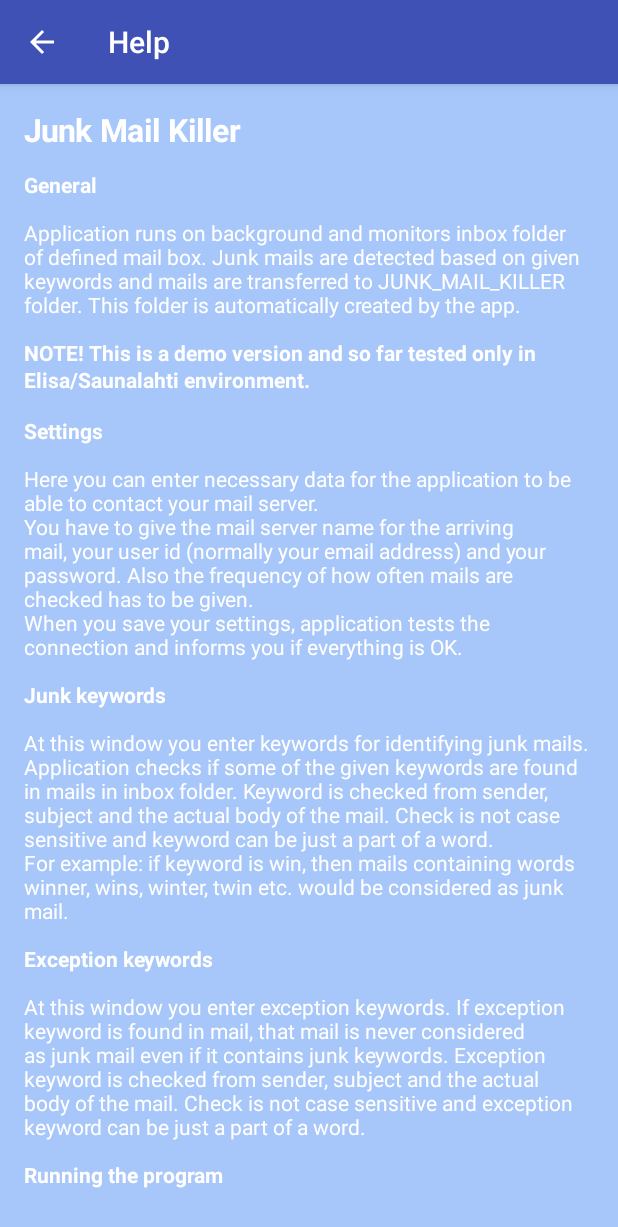
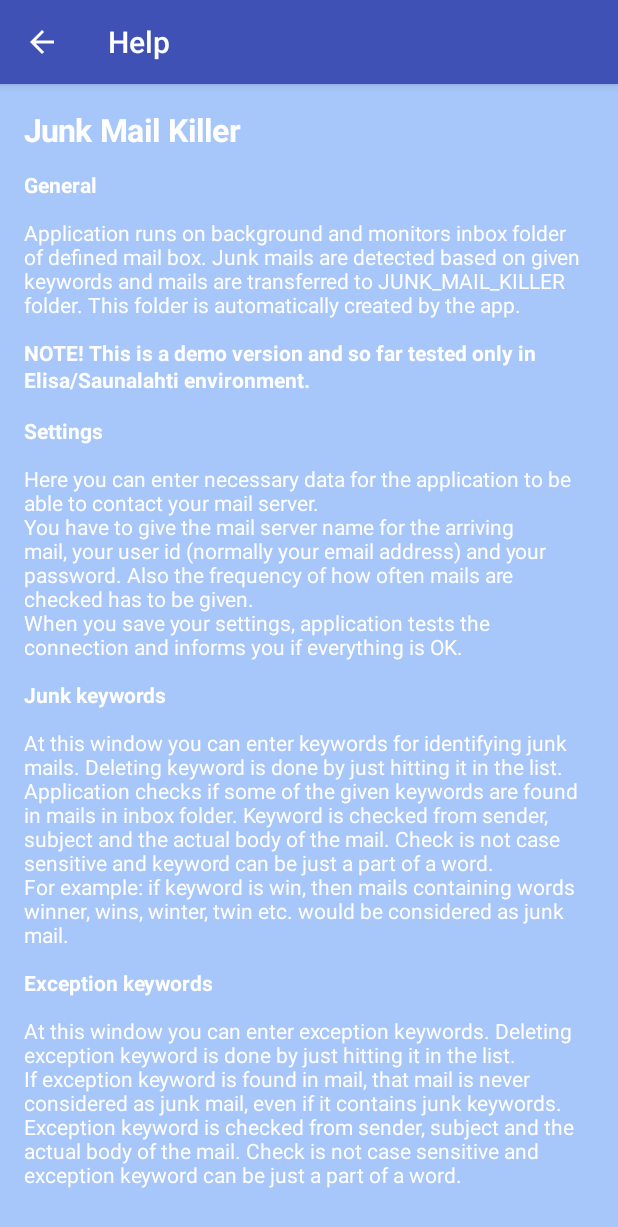
Before and after one commit to puolapek/JunkMailKiller, an Android app: the MainActivity screen opened directly, with no data from a screen before it, in the options menu, after a tap on "Help", on a phone screen of 412 x 824 dp. Shown: the top 1227 px of the screen. Run offline under Robolectric (Android 15) with nearby library versions, the phone set to English and light mode, and no system bars.

Commit message:
Removed hard coded messages.

```diff
--- a/app/src/main/java/pekka/junkmailkiller/ExKeywordsActivity.java
+++ b/app/src/main/java/pekka/junkmailkiller/ExKeywordsActivity.java
@@ -115,7 +115,7 @@ public class ExKeywordsActivity extends AppCompatActivity {
             return;
         }
         dbHelper.insertExKeyword(keyword.getText().toString());
-        Toast.makeText(this, "Execption keyword added.", Toast.LENGTH_LONG).show();
+        Toast.makeText(this, this.getString(R.string.msg_ex_keyword_added), Toast.LENGTH_LONG).show();
 
         if (exKeywords == null) {
             exKeywords = new ArrayList<String>();
--- a/app/src/main/java/pekka/junkmailkiller/KeywordsActivity.java
+++ b/app/src/main/java/pekka/junkmailkiller/KeywordsActivity.java
@@ -115,7 +115,7 @@ public class KeywordsActivity extends AppCompatActivity {
             return;
         }
         dbHelper.insertKeyword(keyword.getText().toString());
-        Toast.makeText(this, "Keyword added.", Toast.LENGTH_LONG).show();
+        Toast.makeText(this, this.getString(R.string.msg_keyword_added), Toast.LENGTH_LONG).show();
 
         if (keywords == null) {
             keywords = new ArrayList<String>();
--- a/app/src/main/java/pekka/junkmailkiller/MainActivity.java
+++ b/app/src/main/java/pekka/junkmailkiller/MainActivity.java
@@ -17,10 +17,12 @@ public class MainActivity extends AppCompatActivity {
     protected void onCreate(Bundle savedInstanceState) {
         super.onCreate(savedInstanceState);
         setContentView(R.layout.activity_main);
+        DBHelper dbHelper = new DBHelper(this);
+        Settings settings = dbHelper.readSettings();
 
         enableButtons();
 
-        if (!checkMailServerSettings()) {
+        if (!checkMailServerSettings(settings)) {
             // Something wrong in settings, go to settings page.
             Intent intent = new Intent(this, SettingsActivity.class);
             this.startActivity(intent);
@@ -62,11 +64,15 @@ public class MainActivity extends AppCompatActivity {
     }
 
     public void startService(View view) {
+        DBHelper dbHelper = new DBHelper(this);
+        Settings settings = dbHelper.readSettings();
 
-        if (checkMailServerSettings()) {
+        if (!checkMailServerSettings(settings)) {
+            Toast.makeText(this, this.getString(R.string.msg_check_settings), Toast.LENGTH_LONG).show();
+        } else if (settings.getKeyWords() == null) {
+            Toast.makeText(this, this.getString(R.string.msg_no_keywords_found), Toast.LENGTH_LONG).show();
+        } else {
             startService(new Intent(getBaseContext(), JunkMailListenerService.class));
-        } else {
-            Toast.makeText(this, "Check Settings. Connection to mail server can NOT be established!", Toast.LENGTH_LONG).show();
         }
 
         enableButtons();
@@ -100,15 +106,8 @@ public class MainActivity extends AppCompatActivity {
         return false;
     }
 
-    private boolean checkMailServerSettings() {
-
-        DBHelper dbHelper = new DBHelper(this);
-        Settings settings = dbHelper.readSettings();
-        if (settings.getHost() == null || settings.getUser() == null || settings.getPassword() == null || settings.getSettingsOK().equals("false")) {
-            return false;
-        } else {
-            return true;
-        }
+    private boolean checkMailServerSettings(Settings settings) {
+        return !(settings.getHost() == null || settings.getUser() == null || settings.getPassword() == null || settings.getSettingsOK().equals("false"));
     }
 
 
--- a/app/src/main/java/pekka/junkmailkiller/SettingsActivity.java
+++ b/app/src/main/java/pekka/junkmailkiller/SettingsActivity.java
@@ -67,9 +67,9 @@ public class SettingsActivity extends AppCompatActivity {
 
     private void showSettingsMessage(Settings settings) {
         if (settings.getSettingsOK().equals("true")) {
-            Toast.makeText(this, "Settings OK. Connection to mail server can be established.", Toast.LENGTH_LONG).show();
+            Toast.makeText(this, this.getString(R.string.msg_settings_ok), Toast.LENGTH_LONG).show();
         } else {
-            Toast.makeText(this, "Invalid Settings. Connection to mail server can NOT be established!", Toast.LENGTH_LONG).show();
+           Toast.makeText(this, this.getString(R.string.msg_invalid_settings), Toast.LENGTH_LONG).show();
         }
     }
 
--- a/app/src/main/res/values/strings.xml
+++ b/app/src/main/res/values/strings.xml
@@ -18,6 +18,13 @@
     <string name="hint_password">Arriving mail server password.</string>
     <string name="hint_check_frequency">Frequency to check junk mails (in seconds).</string>
 
+    <string name="msg_no_keywords_found">No keywords found. Add keywords before starting the service.</string>
+    <string name="msg_check_settings">Check Settings. Connection to mail server can NOT be established!</string>
+    <string name="msg_settings_ok">Settings OK. Connection to mail server can be established.</string>
+    <string name="msg_invalid_settings">Invalid Settings. Connection to mail server can NOT be established!</string>
+    <string name="msg_keyword_added">Keyword added.</string>
+    <string name="msg_ex_keyword_added">Execption keyword added.</string>
+
     <string name="key_text">Key</string>
     <string name="from_text">From</string>
     <string name="subject_text">Subject</string>
@@ -34,20 +41,22 @@
         (normally your email address) and your password. Also the frequency of how often mails are checked has to be given.
         <br>When you save your settings, application tests the connection and informs you if everything is OK. </p>
         <b>Junk keywords</b>
-        <p>At this window you enter keywords for identifying junk mails. Application checks if some of the
+        <p>At this window you can enter keywords for identifying junk mails. Deleting keyword is done by just hitting it in the list.
+        <br>Application checks if some of the
         given keywords are found in mails in inbox folder. Keyword is checked from sender, subject and
         the actual body of the mail. Check is not case sensitive and keyword can be just a part of a word.
         <br>For example: if keyword is win, then mails containing words winner, wins, winter, twin etc. would be considered
         as junk mail.</p>
         <b>Exception keywords</b>
-        <p>At this window you enter exception keywords. If exception keyword is found in mail, that mail is never considered
-        as junk mail even if it contains junk keywords. Exception keyword is checked from sender, subject and
+        <p>At this window you can enter exception keywords. Deleting exception keyword is done by just hitting it in the list.
+        <br>If exception keyword is found in mail, that mail is never considered
+        as junk mail, even if it contains junk keywords. Exception keyword is checked from sender, subject and
         the actual body of the mail. Check is not case sensitive and exception keyword can be just a part of a word.</p>
         <b>Running the program</b>
         <p>If your settings and keywords are OK, you are ready to start the actual junk mail monitoring.
         Monitoring is a background process, so you can leave it running and start using other apps in your
         Android device. <br>You can go back to JunkMailKiller user interface anytime and for example change keywords.
-        Just restart the app to use new keywords.
+        Just restart the app then to use new keywords.
          </p>]]>
     </string>
     <string name="delete_button">Delete</string>
```
